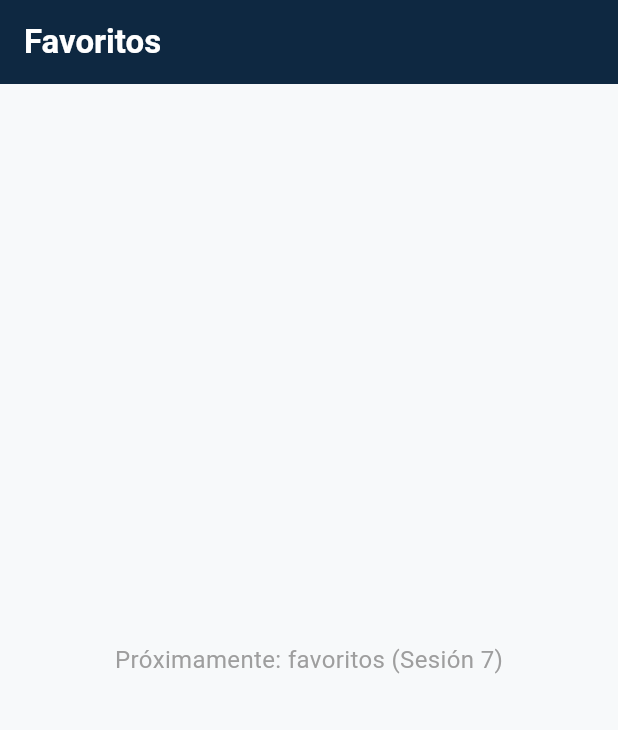
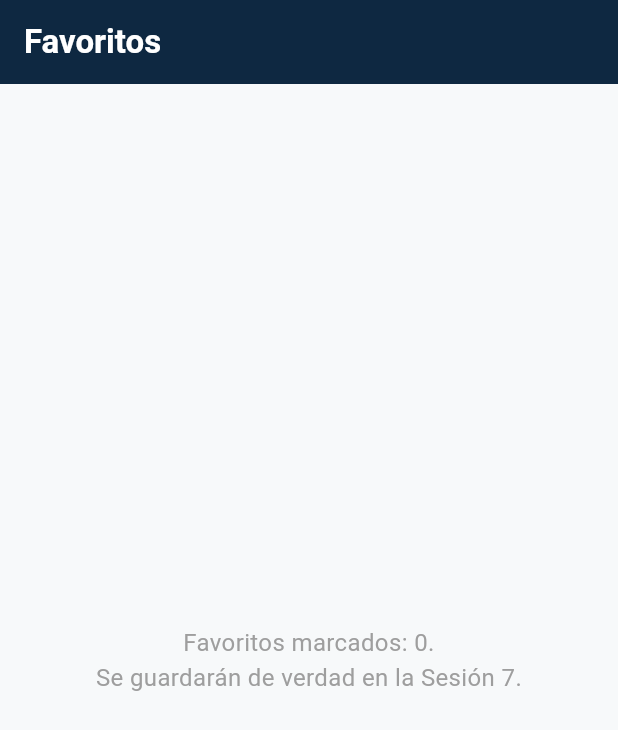
Before and after one commit to nellyesparza/exploraec, a Flutter app: the FavoritesPlaceholderScreen screen opened directly, on a phone screen of 412 x 824 dp. Shown: the top 730 px of the screen. Run offline on Flutter 3.47's test engine with Material 3 defaults, Android fonts, the light colour scheme and no system bars; our stand-ins replace get.

Commit message:
Sesión 4

```diff
--- /dev/null
+++ b/lib/bindings/places_binding.dart
@@ -0,0 +1,16 @@
+import 'package:get/get.dart';
+
+import '../controllers/places_controller.dart';
+
+/// Registra las dependencias que la app necesita desde el arranque —
+/// Sesión 4. Con un solo controller por ahora alcanza un binding simple;
+/// si una sesión futura agrega otro controller (por ejemplo, autenticación
+/// en la Sesión 8), puede sumarse aquí mismo o en un binding propio por
+/// pantalla, según convenga en ese momento — no se anticipa esa estructura
+/// hoy sin necesitarla todavía.
+class PlacesBinding extends Bindings {
+  @override
+  void dependencies() {
+    Get.put(PlacesController());
+  }
+}
--- /dev/null
+++ b/lib/i18n/app_translations.dart
@@ -0,0 +1,45 @@
+import 'package:get/get.dart';
+
+/// Textos de la app en cada idioma — Paso 6B (opcional) de la Sesión 4.
+/// La clave (`'inicio'`) se busca con `'inicio'.tr` en el idioma activo de
+/// `Get.locale`; si una clave no existe en ese idioma, GetX usa
+/// `fallbackLocale` y, si tampoco está, muestra la clave tal cual. Las
+/// claves de `agregar_lugar` a `lugar_agregado_msg` no se usan todavía: son
+/// para el mini-reto del Paso 6B (traducir la pantalla Agregar lugar).
+class AppTranslations extends Translations {
+  @override
+  Map<String, Map<String, String>> get keys => {
+        'es_EC': {
+          'inicio': 'Inicio',
+          'mapa': 'Mapa',
+          'favoritos': 'Favoritos',
+          'idioma': 'Cambiar idioma',
+          'sim_normal': 'Simular: normal',
+          'sim_vacio': 'Simular: vacío',
+          'sim_error': 'Simular: error',
+          'agregar_lugar': 'Agregar lugar',
+          'nombre_lugar': 'Nombre del lugar',
+          'categoria': 'Categoría',
+          'descripcion': 'Descripción',
+          'guardar': 'Guardar',
+          'lugar_agregado': 'Lugar agregado',
+          'lugar_agregado_msg': 'Ya aparece en Inicio',
+        },
+        'en_US': {
+          'inicio': 'Home',
+          'mapa': 'Map',
+          'favoritos': 'Favorites',
+          'idioma': 'Change language',
+          'sim_normal': 'Simulate: normal',
+          'sim_vacio': 'Simulate: empty',
+          'sim_error': 'Simulate: error',
+          'agregar_lugar': 'Add place',
+          'nombre_lugar': 'Place name',
+          'categoria': 'Category',
+          'descripcion': 'Description',
+          'guardar': 'Save',
+          'lugar_agregado': 'Place added',
+          'lugar_agregado_msg': 'It now shows up on Home',
+        },
+      };
+}
--- a/lib/screens/favorites_placeholder_screen.dart
+++ b/lib/screens/favorites_placeholder_screen.dart
@@ -1,18 +1,27 @@
 import 'package:flutter/material.dart';
+import 'package:get/get.dart';
+
+import '../controllers/places_controller.dart';
 
 /// Placeholder de la pestaña Favoritos — Sesión 2. Se reemplaza por
-/// favoritos persistentes con Hive en la Sesión 7.
+/// favoritos persistentes con Hive en la Sesión 7. Desde el Paso 6
+/// (opcional) de la Sesión 4 ya lee el contador del mismo controller que
+/// Inicio: prueba de que otra pantalla comparte el estado.
 class FavoritesPlaceholderScreen extends StatelessWidget {
   const FavoritesPlaceholderScreen({super.key});
 
   @override
   Widget build(BuildContext context) {
+    final controller = Get.find<PlacesController>();
     return Scaffold(
       appBar: AppBar(title: const Text('Favoritos')),
-      body: const Center(
-        child: Text(
-          'Próximamente: favoritos (Sesión 7)',
-          style: TextStyle(fontSize: 16, color: Colors.grey),
+      body: Center(
+        child: Obx(
+          () => Text(
+            'Favoritos marcados: ${controller.totalFavoritos}.\nSe guardarán de verdad en la Sesión 7.',
+            textAlign: TextAlign.center,
+            style: const TextStyle(fontSize: 16, color: Colors.grey),
+          ),
         ),
       ),
     );
--- a/pubspec.yaml
+++ b/pubspec.yaml
@@ -10,6 +10,7 @@ dependencies:
   flutter:
     sdk: flutter
   cupertino_icons: ^1.0.8
+  get: ^4.6.6
 
 dev_dependencies:
   flutter_test:
```
Also changed, not shown: lib/controllers/places_controller.dart (added, +105 -0 lines), lib/main.dart (+31 -15 lines), lib/models/place.dart (+6 -19 lines), lib/screens/add_place_screen.dart (+26 -9 lines), lib/screens/home_screen.dart (+53 -72 lines), lib/widgets/place_card.dart (+38 -24 lines), pubspec.lock, 1 other file.
